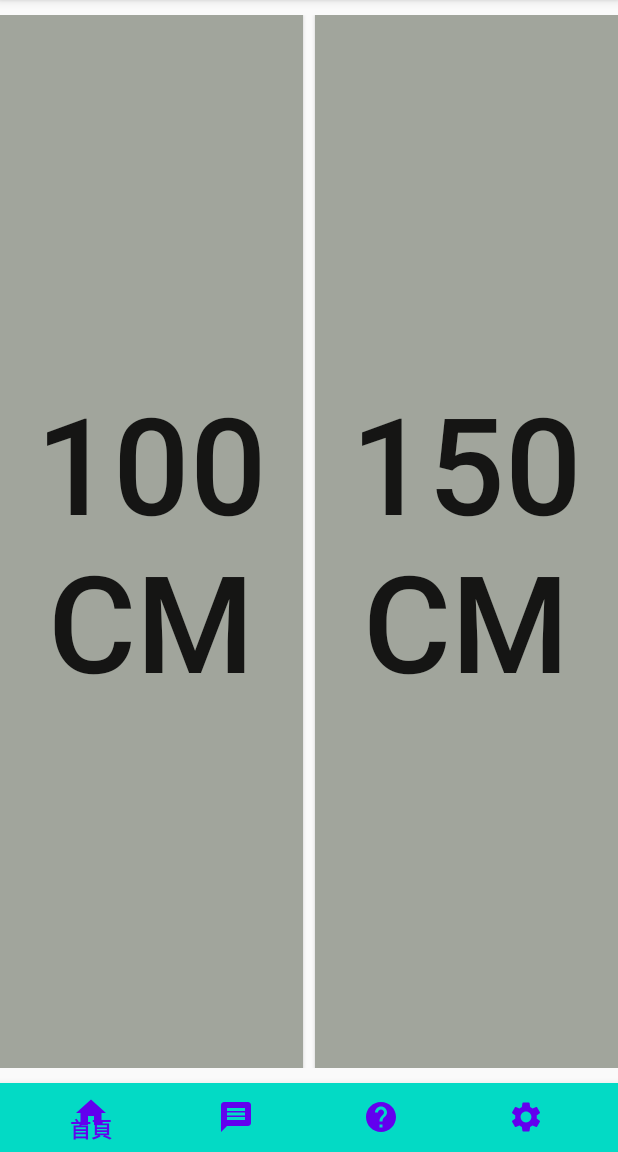
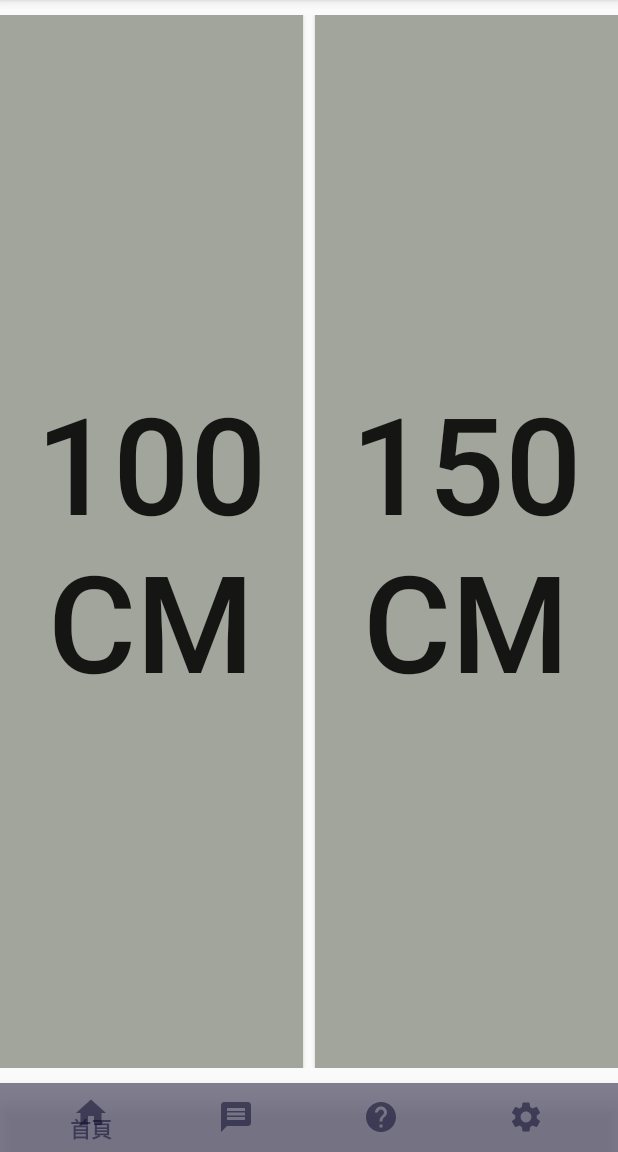
Before and after one commit to A060E105/KSU_Project, an Android app: the screen it shows after launch (MainActivity), on a phone screen of 412 x 824 dp, the part 84-1236 px from its top. Run offline under Robolectric (Android 15) with nearby library versions, the phone set to English and light mode, and no system bars; our stand-ins replace ButterKnife.

Commit message:
[Android] Add BottomNavigationView change color function

```diff
--- a/Android/app/src/main/java/com/example/tfminiplusapp/MainActivity.java
+++ b/Android/app/src/main/java/com/example/tfminiplusapp/MainActivity.java
@@ -8,6 +8,7 @@ import android.bluetooth.BluetoothAdapter;
 import android.bluetooth.BluetoothDevice;
 import android.bluetooth.BluetoothSocket;
 import android.content.Intent;
+import android.content.res.ColorStateList;
 import android.os.Bundle;
 import android.support.v4.media.MediaBrowserCompat;
 import android.util.Log;
@@ -66,6 +67,7 @@ public class MainActivity extends AppCompatActivity {
         fragmentManager.beginTransaction().add(R.id.container, fragment_help).hide(fragment_help).commit();
         fragmentManager.beginTransaction().add(R.id.container, fragment_setting).hide(fragment_setting).commit();
 
+        bottomNavigationView_color_status(Bluetooth_Status.bluetooth_not_open);
         BottomNavigationView bottomNavigationView = (BottomNavigationView) findViewById(R.id.bottom_navigation_view);
         bottomNavigationView.setOnNavigationItemSelectedListener(new BottomNavigationView.OnNavigationItemSelectedListener() {
             @Override
@@ -119,6 +121,12 @@ public class MainActivity extends AppCompatActivity {
         if (!mBluetoothAdapter.isEnabled()) {
             Intent enableBtIntent = new Intent(BluetoothAdapter.ACTION_REQUEST_ENABLE);
             startActivityForResult(enableBtIntent, REQUEST_ENABLE_BT);
+            if (mBluetoothAdapter.isEnabled())
+                // 藍芽開啟，尚未連接裝置
+                bottomNavigationView_color_status(Bluetooth_Status.bluetooth_is_open_not_connect);
+            else
+                // 藍芽未開啟
+                bottomNavigationView_color_status(Bluetooth_Status.bluetooth_not_open);
         }
 
         // 搜尋裝置，查詢已經與本機配對的裝置
@@ -149,6 +157,7 @@ public class MainActivity extends AppCompatActivity {
             BluetoothSocket tempSocket = null;
             try {
                  tempSocket = device.createRfcommSocketToServiceRecord(uuid);
+                Log.d("BluetoothDevice", "get UUID");
             } catch (IOException e) {
                 e.printStackTrace();
             }
@@ -160,8 +169,11 @@ public class MainActivity extends AppCompatActivity {
                 @Override
                 public void run() {
                     mBluetoothAdapter.cancelDiscovery();
+                    Log.d("BluetoothSocket", "run: cancelDiscovery");
                     try {
                         mySocket.connect();
+                        Log.d("BluetoothSocket", "run: mySocket.connect");
+                        bottomNavigationView_color_status(Bluetooth_Status.bluetooth_is_connect);
                     } catch (IOException e) {
                         try {
                             mySocket.close();
@@ -177,4 +189,34 @@ public class MainActivity extends AppCompatActivity {
             Toast.makeText(this, "bluetooth Close", LENGTH_SHORT);
         }
     }
+
+    enum Bluetooth_Status {
+        bluetooth_not_open,
+        bluetooth_is_open_not_connect,
+        bluetooth_is_connect
+    }
+
+    @SuppressLint("ResourceAsColor")
+    public void bottomNavigationView_color_status(Bluetooth_Status status) {
+        BottomNavigationView bottomNavigationView = (BottomNavigationView) findViewById(R.id.bottom_navigation_view);
+        switch(status) {
+            case bluetooth_not_open:
+                bottomNavigationView.setBackgroundColor(R.color.colorBluetoothOFF);
+                bottomNavigationView.setItemTextColor(ColorStateList.valueOf(R.color.colorBluetoothOFFIcon));
+                bottomNavigationView.setItemIconTintList(ColorStateList.valueOf(R.color.colorBluetoothOFFIcon));
+                break;
+            case bluetooth_is_open_not_connect:
+                bottomNavigationView.setBackgroundColor(R.color.colorFail);
+                bottomNavigationView.setItemTextColor(ColorStateList.valueOf(R.color.colorFailIcon));
+                bottomNavigationView.setItemIconTintList(ColorStateList.valueOf(R.color.colorFailIcon));
+                break;
+            case bluetooth_is_connect:
+                bottomNavigationView.setBackgroundColor(R.color.colorSuccess);
+                bottomNavigationView.setItemTextColor(ColorStateList.valueOf(R.color.colorSuccessIcon));
+                bottomNavigationView.setItemIconTintList(ColorStateList.valueOf(R.color.colorSuccessIcon));
+                break;
+            default:
+                break;
+        }
+    }
 }
```
